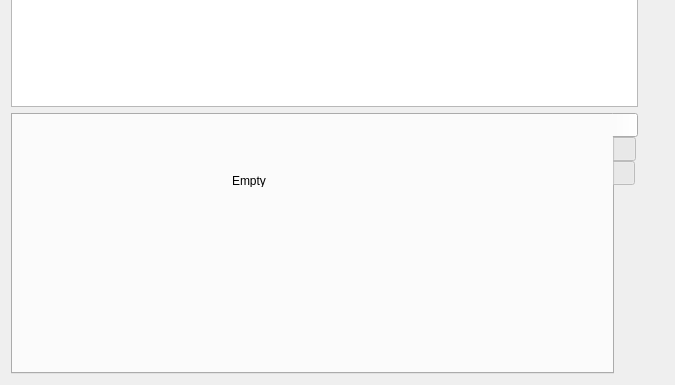
Old version of the form arkhorclient/ahmaingui.ui in the repository kingnak/arkhor; both pictures show x 0 to 675 and y 166 to 551 of the 675 by 551 pixel window.
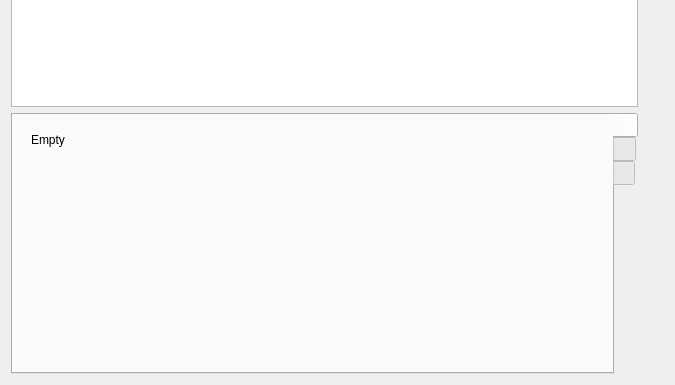
New version of the form. The open tabs and pages were chosen to show the change. Icons and pictures are not drawn. Custom widgets are drawn as their Qt base class.

What changed in the file:
```diff
--- a/arkhorclient/ahmaingui.ui
+++ b/arkhorclient/ahmaingui.ui
@@ -42,19 +42,28 @@
             <number>4</number>
            </property>
            <widget class="QWidget" name="pageEmptyInteraction">
-            <widget class="QLabel" name="label">
-             <property name="geometry">
-              <rect>
-               <x>210</x>
-               <y>50</y>
-               <width>46</width>
-               <height>13</height>
-              </rect>
-             </property>
-             <property name="text">
-              <string>Empty</string>
-             </property>
-            </widget>
+            <layout class="QVBoxLayout" name="verticalLayout_9">
+             <item>
+              <widget class="QLabel" name="label">
+               <property name="text">
+                <string>Empty</string>
+               </property>
+              </widget>
+             </item>
+             <item>
+              <spacer name="verticalSpacer_2">
+               <property name="orientation">
+                <enum>Qt::Vertical</enum>
+               </property>
+               <property name="sizeHint" stdset="0">
+                <size>
+                 <width>20</width>
+                 <height>40</height>
+                </size>
+               </property>
+              </spacer>
+             </item>
+            </layout>
            </widget>
            <widget class="QWidget" name="pageOptionChooser">
             <layout class="QVBoxLayout" name="verticalLayout_4">
@@ -201,6 +210,12 @@
    <header>characterwidget.h</header>
    <container>1</container>
   </customwidget>
+  <customwidget>
+   <class>WeaponChooser</class>
+   <extends>QWidget</extends>
+   <header>weaponchooser.h</header>
+   <container>1</container>
+  </customwidget>
  </customwidgets>
  <resources>
   <include location="client_resources.qrc"/>
```
Left out of the diff: 26 changed lines with no effect on the pictures.
